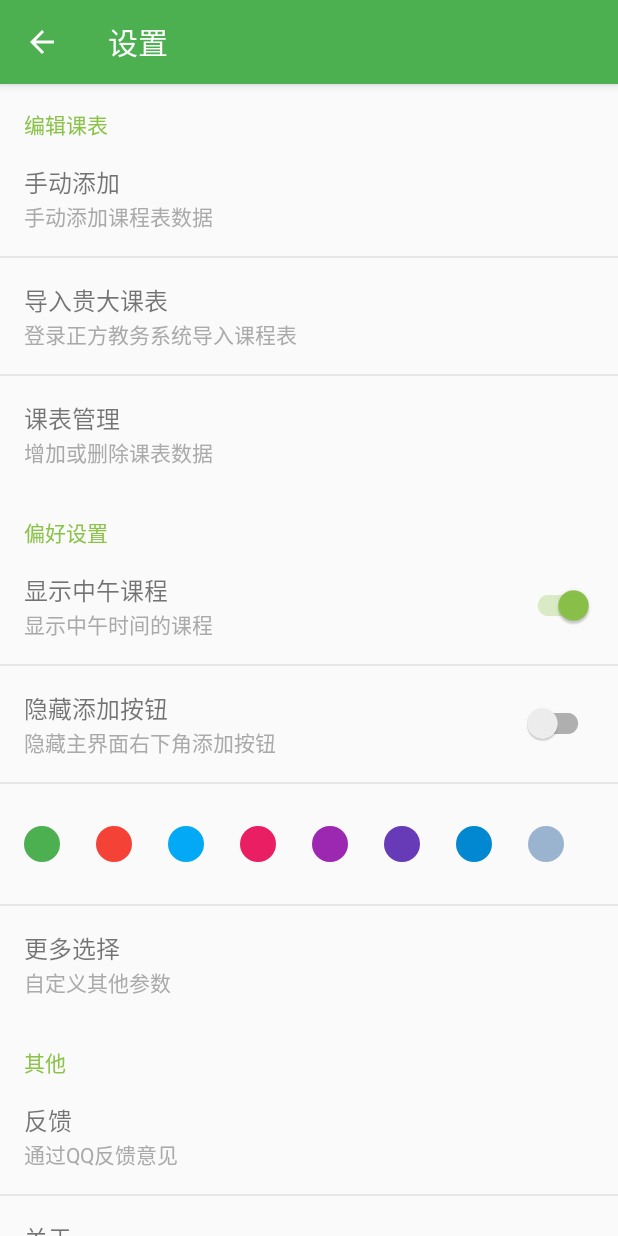
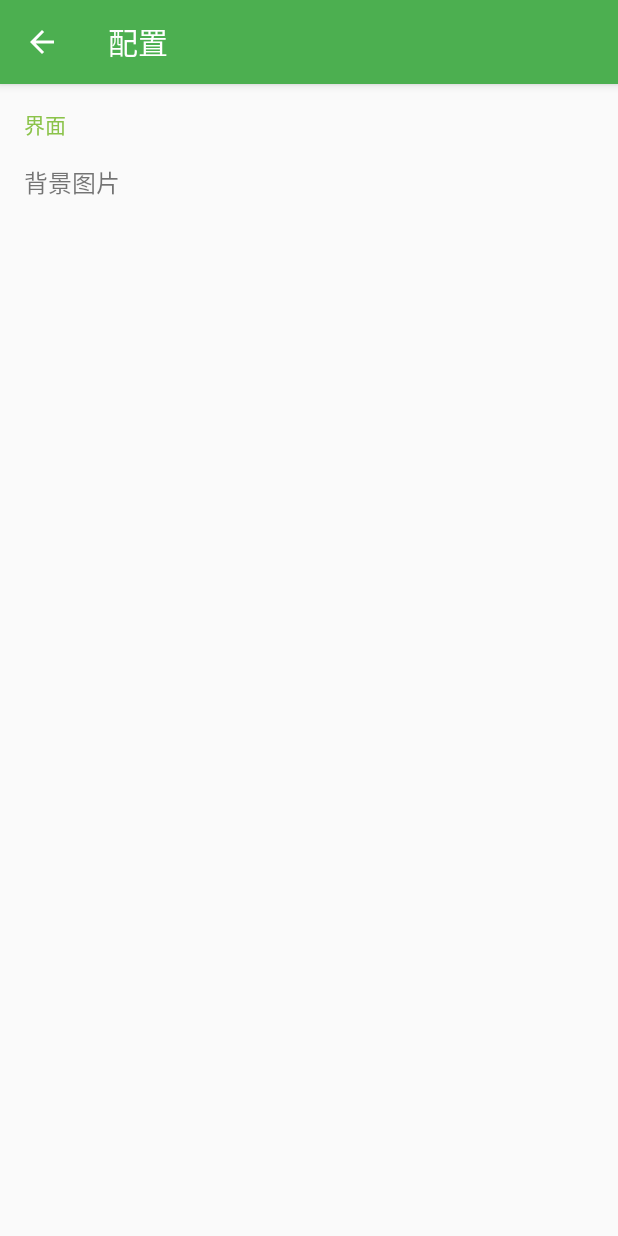
Before and after one commit to xxyangyoulin/ClassSchedule, an Android app: the SettingActivity screen opened directly, with no data from a screen before it, after a tap on "更多选择", on a phone screen of 412 x 824 dp. Run offline under Robolectric (Android 15) with nearby library versions, the phone set to English and light mode, and no system bars; our stand-ins replace RxJava; libraries missing offline, so code that uses them is left out: com.zhy.http, rx.android.schedulers, rx.schedulers; 3 other taps on this screen came first.

Commit message:
添加配置页

```diff
--- a/app/src/main/AndroidManifest.xml
+++ b/app/src/main/AndroidManifest.xml
@@ -33,6 +33,8 @@
         </activity>
         <activity android:name=".about.AboutActivity">
         </activity>
+        <activity android:name=".conf.ConfActivity">
+        </activity>
     </application>
 
 </manifest>
--- /dev/null
+++ b/app/src/main/java/com/mnnyang/gzuclassschedule/conf/ConfActivity.java
@@ -0,0 +1,95 @@
+package com.mnnyang.gzuclassschedule.conf;
+
+import android.Manifest;
+import android.content.Intent;
+import android.os.Bundle;
+import android.support.annotation.Nullable;
+import android.view.MenuItem;
+import android.view.View;
+
+import com.mnnyang.gzuclassschedule.BaseActivity;
+import com.mnnyang.gzuclassschedule.R;
+import com.mnnyang.gzuclassschedule.custom.settting.SettingItemNormal;
+import com.mnnyang.gzuclassschedule.utils.RequestPermission;
+import com.mnnyang.gzuclassschedule.utils.ToastUtils;
+
+/**
+ * Created by xxyangyoulin on 2018/3/13.
+ */
+
+public class ConfActivity extends BaseActivity implements ConfContract.View, SettingItemNormal.SettingOnClickListener {
+
+    private static final int REQUEST_CODE_IMAGE = 100;
+
+    private ConfPresenter mPresenter;
+    private SettingItemNormal mSinBgImage;
+
+
+    @Override
+    public void onCreate(@Nullable Bundle savedInstanceState) {
+        super.onCreate(savedInstanceState);
+        setContentView(R.layout.activity_conf);
+
+        initBackToolbar(getString(R.string.conf));
+        initView();
+
+        mPresenter = new ConfPresenter(this);
+    }
+
+    private void initView() {
+        mSinBgImage = findViewById(R.id.sin_background_iamge);
+
+        mSinBgImage.setSettingOnClickListener(this);
+    }
+
+    @Override
+    public boolean onOptionsItemSelected(MenuItem item) {
+        switch (item.getItemId()) {
+            case android.R.id.home:
+                finish();
+                break;
+        }
+        return super.onOptionsItemSelected(item);
+    }
+
+
+    @Override
+    public void onClick(View view, boolean checked) {
+        switch (view.getId()) {
+            case R.id.sin_background_iamge:
+                confBgImage();
+                break;
+
+            default:
+                break;
+
+        }
+    }
+
+    @Override
+    public void confBgImage() {
+        RequestPermission.with(this)
+                .permissions(Manifest.permission.READ_EXTERNAL_STORAGE)
+                .request(new RequestPermission.Callback() {
+                    @Override
+                    public void onGranted() {
+                        selectImage();
+                    }
+
+                    @Override
+                    public void onDenied() {
+                        ToastUtils.show(getString(R.string.storage_explanation));
+                    }
+                });
+    }
+
+    private void selectImage(){
+        //TODO bg iamge
+    }
+
+    @Override
+    protected void onActivityResult(int requestCode, int resultCode, Intent data) {
+        super.onActivityResult(requestCode, resultCode, data);
+
+    }
+}
--- /dev/null
+++ b/app/src/main/java/com/mnnyang/gzuclassschedule/conf/ConfContract.java
@@ -0,0 +1,17 @@
+package com.mnnyang.gzuclassschedule.conf;
+
+import com.mnnyang.gzuclassschedule.BasePresenter;
+import com.mnnyang.gzuclassschedule.BaseView;
+
+/**
+ * Created by mnnyang on 17-11-3.
+ */
+
+public interface ConfContract {
+    interface Presenter extends BasePresenter {
+    }
+
+    interface View extends BaseView<ConfContract.Presenter> {
+        void confBgImage();
+    }
+}
--- /dev/null
+++ b/app/src/main/java/com/mnnyang/gzuclassschedule/conf/ConfPresenter.java
@@ -0,0 +1,19 @@
+package com.mnnyang.gzuclassschedule.conf;
+
+/**
+ * Created by xxyangyoulin on 2018/3/13.
+ */
+
+public class ConfPresenter implements ConfContract.Presenter {
+    private ConfContract.View mView;
+
+    public ConfPresenter(ConfContract.View mView) {
+        this.mView = mView;
+    }
+
+    @Override
+    public void start() {
+        //nothing
+    }
+
+}
--- a/app/src/main/java/com/mnnyang/gzuclassschedule/custom/settting/SettingItemNormal.java
+++ b/app/src/main/java/com/mnnyang/gzuclassschedule/custom/settting/SettingItemNormal.java
@@ -4,6 +4,7 @@ import android.content.Context;
 import android.content.res.TypedArray;
 import android.support.annotation.Nullable;
 import android.support.v7.widget.SwitchCompat;
+import android.text.TextUtils;
 import android.util.AttributeSet;
 import android.view.LayoutInflater;
 import android.view.View;
@@ -62,12 +63,13 @@ public class SettingItemNormal extends LinearLayout {
 
         init();
 
-        tvTitle.setText(title);
-        tvSummary.setText(summary);
+
+        setItemTitle(title);
+        setSummary(summary);
+
+
         switchCompat.setChecked(checked);
         switchCompat.setVisibility(showSwitch ? VISIBLE : GONE);
-
-
     }
 
     private void init() {
@@ -91,11 +93,26 @@ public class SettingItemNormal extends LinearLayout {
     }
 
     public void setItemTitle(String title){
-        tvTitle.setText(title);
+        if (TextUtils.isEmpty(title)) {
+            tvTitle.setVisibility(GONE);
+        }else{
+            if (tvTitle.getVisibility() == GONE){
+                tvTitle.setVisibility(VISIBLE);
+            }
+            tvTitle.setText(title);
+        }
     }
 
     public void setSummary(String summary){
-        tvSummary.setText(summary);
+        if (TextUtils.isEmpty(summary)) {
+            tvSummary.setVisibility(GONE);
+        }else{
+            if (tvSummary.getVisibility() == GONE){
+                tvSummary.setVisibility(VISIBLE);
+            }
+            tvSummary.setText(summary);
+        }
+
     }
 
     public void showSwitch(boolean show){
--- a/app/src/main/java/com/mnnyang/gzuclassschedule/setting/SettingActivity.java
+++ b/app/src/main/java/com/mnnyang/gzuclassschedule/setting/SettingActivity.java
@@ -19,6 +19,7 @@ import com.mnnyang.gzuclassschedule.about.AboutActivity;
 import com.mnnyang.gzuclassschedule.add.AddActivity;
 import com.mnnyang.gzuclassschedule.app.Constant;
 import com.mnnyang.gzuclassschedule.app.app;
+import com.mnnyang.gzuclassschedule.conf.ConfActivity;
 import com.mnnyang.gzuclassschedule.course.CourseActivity;
 import com.mnnyang.gzuclassschedule.custom.settting.SettingItemNormal;
 import com.mnnyang.gzuclassschedule.impt.ImptActivity;
@@ -130,8 +131,7 @@ public class SettingActivity extends BaseActivity implements SettingContract.Vie
                 break;
 
             case R.id.sin_more_pref:
-                //TODO more opr
-                ToastUtils.show("更多");
+                gotoConfActivity();
                 break;
             case R.id.sin_feedback:
                 mPresenter.feedback();
@@ -147,7 +147,9 @@ public class SettingActivity extends BaseActivity implements SettingContract.Vie
         }
     }
 
+
     int theme;
+
     private void showThemeDialog() {
         ScrollView scrollView = new ScrollView(this);
         RadioGroup radioGroup = new RadioGroup(this);
@@ -167,7 +169,7 @@ public class SettingActivity extends BaseActivity implements SettingContract.Vie
             arb.setTextColor(getResources().getColor(themeColorArray[i]));
             arb.setText(themeNameArray[i]);
             arb.setTextSize(16);
-            arb.setPadding(0, margin/2, 0, margin/2);
+            arb.setPadding(0, margin / 2, 0, margin / 2);
             radioGroup.addView(arb);
         }
 
@@ -228,6 +230,10 @@ public class SettingActivity extends BaseActivity implements SettingContract.Vie
         return super.onOptionsItemSelected(item);
     }
 
+    private void gotoConfActivity() {
+        gotoActivity(ConfActivity.class);
+    }
+
     private void gotoAboutActivity() {
         gotoActivity(AboutActivity.class);
     }
--- /dev/null
+++ b/app/src/main/res/layout/activity_conf.xml
@@ -0,0 +1,21 @@
+<?xml version="1.0" encoding="utf-8"?>
+<LinearLayout xmlns:android="http://schemas.android.com/apk/res/android"
+    xmlns:app="http://schemas.android.com/apk/res-auto"
+    android:orientation="vertical"
+    android:layout_width="match_parent"
+    android:layout_height="match_parent">
+
+    <include layout="@layout/title_toolbar"/>
+
+    <TextView
+        style="@style/CategoryStyle"
+        android:text="@string/conf_interface" />
+
+    <com.mnnyang.gzuclassschedule.custom.settting.SettingItemNormal
+        android:id="@+id/sin_background_iamge"
+        android:layout_width="match_parent"
+        android:layout_height="wrap_content"
+        app:item_title="@string/background_image"
+        app:showSwitch="false" />
+
+</LinearLayout>
--- a/app/src/main/res/values/strings.xml
+++ b/app/src/main/res/values/strings.xml
@@ -91,4 +91,8 @@
     <string name="edit_course">编辑课程</string>
     <string name="delete">删 除</string>
     <string name="delete_succeed">删除成功</string>
+    <string name="conf">配置</string>
+    <string name="background_image">背景图片</string>
+    <string name="conf_interface">界面</string>
+    <string name="storage_explanation">需要读取存储空间权限才能继续操作!</string>
 </resources>
```
Also changed, not shown: app/build.gradle (+11 -2 lines), 1 other file. Lines whose indentation alone changed are shown as unchanged.
